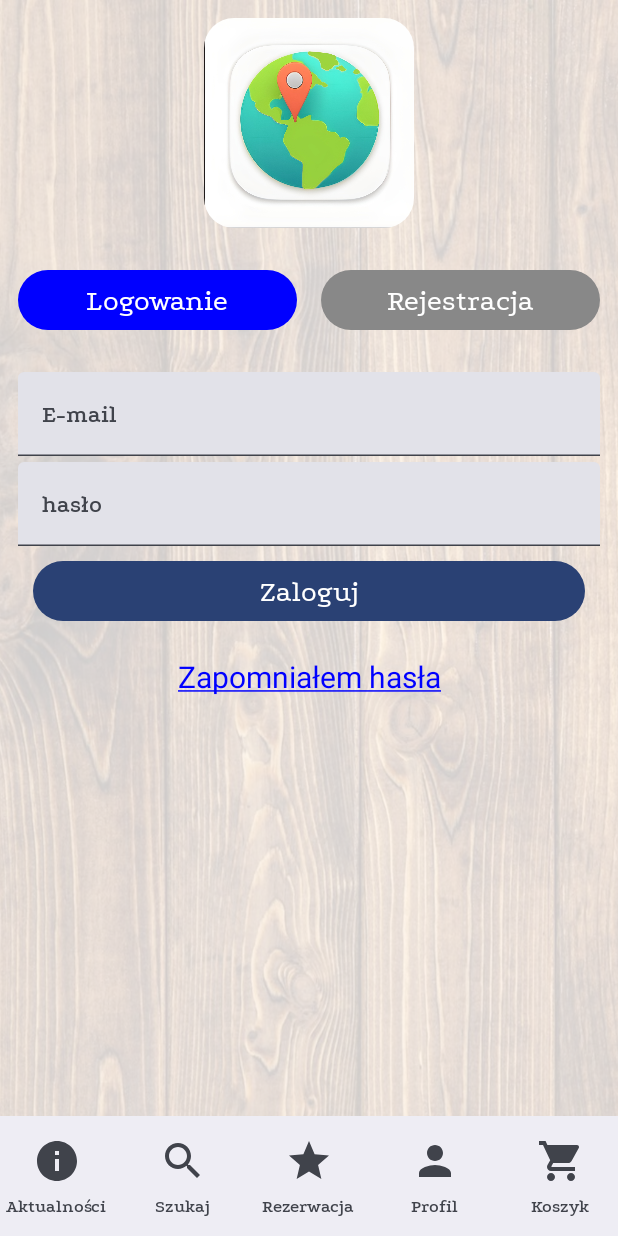
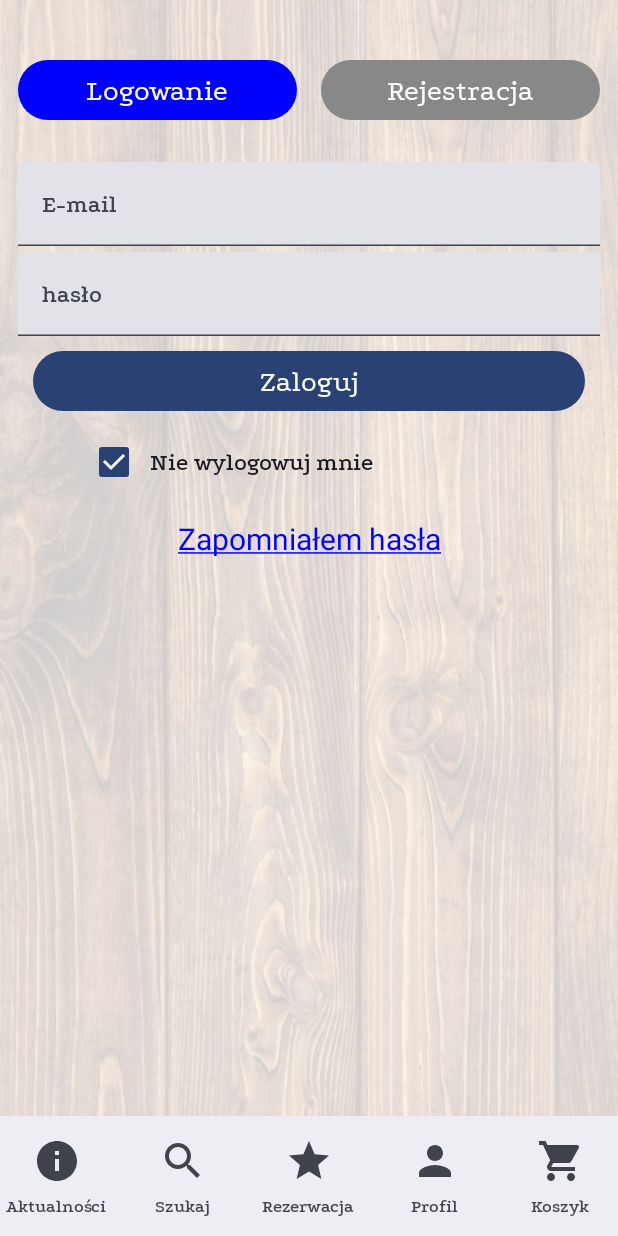
Before and after one commit to JakubWieclaw/restaurant_management_app, an Android app built with Jetpack Compose: the LoginScreen screen opened through its navigation route, on a phone screen of 412 x 824 dp. Run offline under Robolectric (Android 15) with nearby library versions, the phone set to English and light mode, and no system bars; 1 statement that could not run was skipped.

Commit message:
Add 'do not log out me' option

```diff
--- a/app/build.gradle.kts
+++ b/app/build.gradle.kts
@@ -73,5 +73,7 @@ dependencies {
     implementation(libs.stripe.android)
     implementation(libs.stripe.java)
     implementation(libs.gson)
+    implementation(libs.androidx.datastore.preferences)
+
 
 }
--- a/app/src/main/java/com/example/restaurantmanagementapp/HomeScreen/MainScreen.kt
+++ b/app/src/main/java/com/example/restaurantmanagementapp/HomeScreen/MainScreen.kt
@@ -1,5 +1,6 @@
 package com.example.restaurantmanagementapp.HomeScreen
 
+import android.content.Context
 import android.os.Bundle
 import androidx.activity.ComponentActivity
 import androidx.activity.compose.setContent
@@ -26,6 +27,9 @@ import androidx.compose.ui.layout.ContentScale
 import androidx.compose.ui.res.painterResource
 import androidx.compose.ui.text.style.TextDirection.Companion.Content
 import androidx.compose.ui.unit.dp
+import androidx.datastore.core.DataStore
+import androidx.datastore.preferences.core.Preferences
+import androidx.datastore.preferences.preferencesDataStore
 
 import androidx.lifecycle.viewmodel.compose.viewModel
 import androidx.navigation.compose.rememberNavController
@@ -44,6 +48,7 @@ import com.example.restaurantmanagementapp.viewmodels.OrderHistoryViewModel
 
 
 class MainActivity : ComponentActivity() {
+    val Context.dataStore: DataStore<Preferences> by preferencesDataStore(name = "settings")
     override fun onCreate(savedInstanceState: Bundle?) {
         super.onCreate(savedInstanceState)
         setContent {
--- a/app/src/main/java/com/example/restaurantmanagementapp/HomeScreen/Navigation.kt
+++ b/app/src/main/java/com/example/restaurantmanagementapp/HomeScreen/Navigation.kt
@@ -54,7 +54,7 @@ fun SetupNavGraph(
             OrderHistory(orderHistoryViewModel = orderHistoryViewModel, mealsViewModel = mealsViewModel)
         }
         composable("tablereservation"){
-            TableReservation(hoursViewModel = hoursViewModel)
+            TableReservation(hoursViewModel = hoursViewModel, authViewModel = authViewModel)
         }
         composable("favourites"){
             FavouriteMeals(orderViewModel = orderViewModel,favMealsViewModel = favMealsViewModel)
@@ -75,7 +75,7 @@ fun SetupNavGraph(
 
 
         composable("splashscreen"){
-            SplashScreen(categoriesViewModel = categoriesViewModel, mealsViewModel = mealsViewModel, couponsViewModel = couponsViewModel ,navController = navController)
+            SplashScreen(categoriesViewModel = categoriesViewModel, mealsViewModel = mealsViewModel, couponsViewModel = couponsViewModel, authViewModel = authViewModel ,navController = navController)
         }
 
         composable("paymentconfirm"){
--- a/app/src/main/java/com/example/restaurantmanagementapp/HomeScreen/SplashScreen.kt
+++ b/app/src/main/java/com/example/restaurantmanagementapp/HomeScreen/SplashScreen.kt
@@ -25,13 +25,14 @@ import com.example.restaurantmanagementapp.viewmodels.CouponsViewModel
 import com.example.restaurantmanagementapp.viewmodels.MealsViewModel
 import com.example.restaurantmanagementapp.apithings.schemasclasses.Opinion
 import com.example.restaurantmanagementapp.ui.theme.Typography
+import com.example.restaurantmanagementapp.viewmodels.AuthViewModel
 import com.google.gson.Gson
 import com.google.gson.reflect.TypeToken
 import kotlin.math.abs
 import kotlin.math.min
 
 @Composable
-fun SplashScreen(categoriesViewModel: CategoriesViewModel, mealsViewModel: MealsViewModel, couponsViewModel: CouponsViewModel, navController: NavController) {
+fun SplashScreen(categoriesViewModel: CategoriesViewModel, mealsViewModel: MealsViewModel, couponsViewModel: CouponsViewModel,authViewModel: AuthViewModel, navController: NavController) {
     var totalItems by remember { mutableIntStateOf(3) }
     var completed by remember { mutableIntStateOf(0) }
 
@@ -45,6 +46,9 @@ fun SplashScreen(categoriesViewModel: CategoriesViewModel, mealsViewModel: Meals
     val context = LocalContext.current
 
     LaunchedEffect(!viewModelsReady) {
+        authViewModel.setContext(context)
+        authViewModel.loginFromSavedData()
+
         if(!viewModelsReady) {
             categoriesViewModel.fetchCategories(onComplete = { completed++ })
             mealsViewModel.fetchMeals(onComplete = { completed++;mealsReady = true })
--- a/app/src/main/java/com/example/restaurantmanagementapp/LoginScreen/MainLoginScreen.kt
+++ b/app/src/main/java/com/example/restaurantmanagementapp/LoginScreen/MainLoginScreen.kt
@@ -17,6 +17,7 @@ import androidx.compose.foundation.shape.RoundedCornerShape
 import androidx.compose.foundation.text.ClickableText
 import androidx.compose.material3.Button
 import androidx.compose.material3.ButtonDefaults
+import androidx.compose.material3.Checkbox
 import androidx.compose.material3.MaterialTheme
 import androidx.compose.material3.OutlinedTextField
 import androidx.compose.material3.Surface
@@ -67,9 +68,9 @@ fun register(name:String,surname:String,email:String,phone:String,password:Strin
     navigateToScreen("meallist",navController)
 }
 
-fun login(email:String,password:String,navController: NavController,authViewModel: AuthViewModel){
+fun login(email:String,password:String,navController: NavController,authViewModel: AuthViewModel,checked:Boolean){
     val loginRequest = LoginRequest(email,password)
-    authViewModel.login(loginRequest)
+    authViewModel.login(loginRequest,checked)
     navigateToScreen("meallist",navController)
 }
 
@@ -80,19 +81,20 @@ fun LoginScreen(modifier: Modifier = Modifier,navController: NavController, auth
     var emailForgot by remember { mutableStateOf("") }
     val context = LocalContext.current
     val elementsStyle = Typography.bodyMedium
+    var checked by remember { mutableStateOf(true) }
 
     Column(modifier = Modifier
         .fillMaxWidth()
         .padding(12.dp)){
-        Image(
-            painter = painterResource(id = R.drawable.tmpimg),
-            contentDescription = stringResource(id = R.string.logo_image_description),
-            modifier = Modifier
-                .size(140.dp)
-                .clip(RoundedCornerShape(20.dp))
-                .fillMaxWidth()
-                .align(Alignment.CenterHorizontally)
-        )
+//        Image(
+//            painter = painterResource(id = R.drawable.tmpimg),
+//            contentDescription = stringResource(id = R.string.logo_image_description),
+//            modifier = Modifier
+//                .size(140.dp)
+//                .clip(RoundedCornerShape(20.dp))
+//                .fillMaxWidth()
+//                .align(Alignment.CenterHorizontally)
+//        )
         Spacer(modifier = Modifier.height(24.dp))
         Row(
             modifier = Modifier.fillMaxWidth(),
@@ -124,9 +126,15 @@ fun LoginScreen(modifier: Modifier = Modifier,navController: NavController, auth
         Spacer(modifier = Modifier.height(24.dp))
 
         if (isLoginSelected) {
-            LoginFields(navController, authViewModel, elementsStyle)
+            LoginFields(navController, authViewModel, elementsStyle, checked)
         } else {
             RegisterFields(navController, authViewModel, elementsStyle)
+        }
+        if(isLoginSelected){
+            Row(modifier = Modifier.fillMaxWidth().padding(horizontal = 40.dp)){
+                Checkbox(checked = checked,onCheckedChange = { checked = it })
+                Text(text = stringResource(id = R.string.dontlogout),style = elementsStyle,modifier = Modifier.align(Alignment.CenterVertically))
+            }
         }
         Spacer(modifier = Modifier.height(16.dp))
 
@@ -142,6 +150,8 @@ fun LoginScreen(modifier: Modifier = Modifier,navController: NavController, auth
                 end = this.length
             )
         }
+
+
         ClickableText(text=annotatedString, onClick={isForgotSelected=!isForgotSelected}, modifier = Modifier.align(Alignment.CenterHorizontally))
         if(isForgotSelected){
             Row(horizontalArrangement = Arrangement.Center){
@@ -174,11 +184,12 @@ fun LoginScreen(modifier: Modifier = Modifier,navController: NavController, auth
                 }
             }
         }
+
     }
 }
 
 @Composable
-fun LoginFields(navController: NavController,authViewModel: AuthViewModel, elementsStyle: TextStyle){
+fun LoginFields(navController: NavController,authViewModel: AuthViewModel, elementsStyle: TextStyle, checked:Boolean){
     var email by remember { mutableStateOf("") }
     var password by remember { mutableStateOf("") }
     Column(modifier = Modifier.fillMaxWidth(),verticalArrangement = Arrangement.SpaceBetween){
@@ -206,7 +217,7 @@ fun LoginFields(navController: NavController,authViewModel: AuthViewModel, eleme
                 .align(Alignment.CenterHorizontally)
                 .height(60.dp)
                 .padding(10.dp),
-            onClick = { login(email, password, navController, authViewModel) }) {
+            onClick = { login(email, password, navController, authViewModel,checked) }) {
             Text(text = stringResource(id = R.string.log_in), style = Typography.labelLarge)
         }
     }
--- a/app/src/main/java/com/example/restaurantmanagementapp/TableReservationScreen/TableReservation.kt
+++ b/app/src/main/java/com/example/restaurantmanagementapp/TableReservationScreen/TableReservation.kt
@@ -66,13 +66,14 @@ import com.example.restaurantmanagementapp.apithings.RetrofitInstance
 import com.example.restaurantmanagementapp.apithings.schemasclasses.LocalTime
 import com.example.restaurantmanagementapp.classes.Table
 import com.example.restaurantmanagementapp.ui.theme.Typography
+import com.example.restaurantmanagementapp.viewmodels.AuthViewModel
 import com.example.restaurantmanagementapp.viewmodels.HoursViewModel
 import com.google.gson.Gson
 import com.google.gson.reflect.TypeToken
 import java.util.Calendar
 
 @Composable
-fun TableReservation(hoursViewModel: HoursViewModel) {
+fun TableReservation(hoursViewModel: HoursViewModel, authViewModel: AuthViewModel) {
 
     var selectedDate by remember { mutableStateOf("1990/1/1") }
     var selectedSits by remember { mutableStateOf("0") }
@@ -87,7 +88,7 @@ fun TableReservation(hoursViewModel: HoursViewModel) {
         FilterOptions(
             onDateChange = { date -> selectedDate = date },
             onSitsChange = { sits -> selectedSits = sits },
-            onSearchClick = { hoursViewModel.fetchAvailableHours(selectedDate,selectedSits)}
+            onSearchClick = { hoursViewModel.fetchAvailableHours(selectedDate,selectedSits,authViewModel.customerData!!.token)}
         )
           //Debug
 //            Text(selectedDate)
--- a/app/src/main/java/com/example/restaurantmanagementapp/TestData.kt
+++ b/app/src/main/java/com/example/restaurantmanagementapp/TestData.kt
@@ -106,7 +106,7 @@ object TestData {
 
     val testUser =
         LoginResponse (
-        token= "eyJhbGciOiJIUzUxMiJ9.eyJzdWIiOiJhc2RAYXNkLmFzZCIsImlhdCI6MTczMjU3MzAzNSwiZXhwIjoxNzMyNjA5MDM1fQ.ZHD8JnpHLYhlOknRZ7EerO-2NhksHmD8jh7huGP-RIdNnbd47IxNoU4oYr8PEb8wfoMyRjxb4ElvSA1TWFG4RQ",
+        token= "eyJhbGciOiJIUzUxMiJ9.eyJzdWIiOiJhc2RAYXNkLmFzZCIsImlhdCI6MTczMjYyNzg3NiwiZXhwIjoxNzMyNjYzODc2fQ.QM31qKObZa4XXChgcziVOhVI8JDHMD6DYiqQLW6D-KlRkz68jtZsn30q80uITFeXOW7mrs3g-yLJ3XsC3IIlqQ",
         customerId= 1,
         customerName="asd",
         customerSurname="asd",
--- a/app/src/main/java/com/example/restaurantmanagementapp/apithings/ApiService.kt
+++ b/app/src/main/java/com/example/restaurantmanagementapp/apithings/ApiService.kt
@@ -62,7 +62,8 @@ interface ApiService {
         @Path("day") day:String,
         @Query("reservationDuration") reservationDuration:Int,
         @Query("minutesToAdd") minutesToAdd:Int,
-        @Query("numberOfPeople") numberOfPeople:Int
+        @Query("numberOfPeople") numberOfPeople:Int,
+        @Header("Authorization") token :String
     ): Call<ResponseBody>
 
 
--- a/app/src/main/java/com/example/restaurantmanagementapp/apithings/RetrofitInstance.kt
+++ b/app/src/main/java/com/example/restaurantmanagementapp/apithings/RetrofitInstance.kt
@@ -6,9 +6,9 @@ object RetrofitInstance {
     private val retrofit by lazy {
         Retrofit.Builder()
             //Dla emulatorów
-            //.baseUrl("http://10.0.2.2:8080/")
+            .baseUrl("http://10.0.2.2:8080/")
             //dla urządzeń fizyczych
-            .baseUrl("http://127.0.0.1:8080")
+            //.baseUrl("http://127.0.0.1:8080")
             .addConverterFactory(GsonConverterFactory.create())
             .build()
     }
--- a/app/src/main/java/com/example/restaurantmanagementapp/viewmodels/AuthViewModel.kt
+++ b/app/src/main/java/com/example/restaurantmanagementapp/viewmodels/AuthViewModel.kt
@@ -1,8 +1,12 @@
 package com.example.restaurantmanagementapp.viewmodels
 
+import android.content.Context
 import androidx.compose.runtime.getValue
 import androidx.compose.runtime.mutableStateOf
 import androidx.compose.runtime.setValue
+import androidx.compose.ui.platform.LocalContext
+import androidx.datastore.preferences.core.edit
+import androidx.datastore.preferences.core.stringPreferencesKey
 import androidx.lifecycle.LiveData
 import androidx.lifecycle.MutableLiveData
 import androidx.lifecycle.ViewModel
@@ -16,13 +20,41 @@ import com.example.restaurantmanagementapp.apithings.schemasclasses.LoginRespons
 import com.example.restaurantmanagementapp.apithings.schemasclasses.RequestResponse
 import com.google.gson.Gson
 import com.google.gson.reflect.TypeToken
+import androidx.datastore.preferences.preferencesDataStore
+import androidx.lifecycle.viewModelScope
+import kotlinx.coroutines.flow.first
+import kotlinx.coroutines.launch
+import kotlinx.coroutines.runBlocking
 
 class AuthViewModel() : ViewModel() {
-    //TODO:Podmienić bo w celach testowych zmieniono
-    var customerData by mutableStateOf<LoginResponse?>(TestData.testUser)
-    var isLogged: Boolean = true
+    var customerData by mutableStateOf<LoginResponse?>(null)
+    var isLogged: Boolean = false
+    private val Context.dataStore by preferencesDataStore(name = "user_preferences")
+    private val USERNAME_KEY = stringPreferencesKey("username")
+    private val PASSWORD_KEY = stringPreferencesKey("password")
+    private lateinit var context: Context
 
-    fun login(loginRequest:LoginRequest) {
+    fun setContext(context: Context) {
+        this.context = context
+    }
+
+    fun loginFromSavedData():Boolean{
+        val username: String?
+        val password: String?
+        runBlocking {
+            val preferences = context.dataStore.data.first()
+            username = preferences[USERNAME_KEY]
+            password = preferences[PASSWORD_KEY]
+        }
+        if(username!=null&&password!=null){
+            val loginRequest = LoginRequest(username,password)
+            login(loginRequest,true)
+            return true
+        }
+        return false
+    }
+
+    fun login(loginRequest:LoginRequest,dontlogout:Boolean) {
         val call = RetrofitInstance.api.login(loginRequest)
         call.enqueue(
             CallbackHandler(
@@ -34,9 +66,18 @@ class AuthViewModel() : ViewModel() {
                         val response: LoginResponse = gson.fromJson(responseBody, responseType)
                         customerData = response
                         isLogged = true
+                        if(dontlogout) {
+                            viewModelScope.launch {
+                                context.dataStore.edit { preferences ->
+                                    preferences[USERNAME_KEY] = loginRequest.email
+                                    preferences[PASSWORD_KEY] = loginRequest.password
+                                }
+                            }
+                        }
                     } catch (e: Exception) {
                         println("Parsing error: ${e.message}")
-                    } },
+                    }
+                            },
                 onError = {code, errorBody ->
                     println("Błąd: $code")
                     println("Treść błędu: $errorBody")
@@ -49,6 +90,11 @@ class AuthViewModel() : ViewModel() {
     }
 
     fun logout() {
+        viewModelScope.launch {
+            context.dataStore.edit { preferences ->
+                preferences.clear()
+            }
+        }
         customerData = null
         isLogged = false
     }
@@ -63,7 +109,7 @@ class AuthViewModel() : ViewModel() {
 //                        val gson = Gson()
 //                        val responseType = object : TypeToken<RequestResponse>() {}.type
 //                        val response: RequestResponse = gson.fromJson(responseBody, responseType)
-                        login(LoginRequest(registerRequest.email,registerRequest.password))
+                        login(LoginRequest(registerRequest.email,registerRequest.password),false)
                     } catch (e: Exception) {
                         println("Parsing error: ${e.message}")
                     } },
--- a/app/src/main/java/com/example/restaurantmanagementapp/viewmodels/HoursViewModel.kt
+++ b/app/src/main/java/com/example/restaurantmanagementapp/viewmodels/HoursViewModel.kt
@@ -17,9 +17,9 @@ class HoursViewModel: ViewModel() {
     var isLoading by mutableStateOf(true)
     var errorMessage by mutableStateOf<String?>(null)
 
-    fun fetchAvailableHours(day:String,numberOfPeople:String){
+    fun fetchAvailableHours(day:String,numberOfPeople:String,token:String){
         try {
-            val response = RetrofitInstance.api.getAvailableHoursForDay(day,120,15,numberOfPeople.toInt())
+            val response = RetrofitInstance.api.getAvailableHoursForDay(day,120,15,numberOfPeople.toInt(),"Bearer $token")
             response.enqueue(
                 CallbackHandler(
                     onSuccess = { responseBody ->
--- a/app/src/main/res/values/strings.xml
+++ b/app/src/main/res/values/strings.xml
@@ -41,4 +41,5 @@
     <string name="number_of_meals">Ilość:</string>
     <string name="details">Szczegóły</string>
     <string name="add_to_order2">Dodaj do zamówienia</string>
+    <string name="dontlogout">Nie wylogowuj mnie</string>
 </resources>
```
